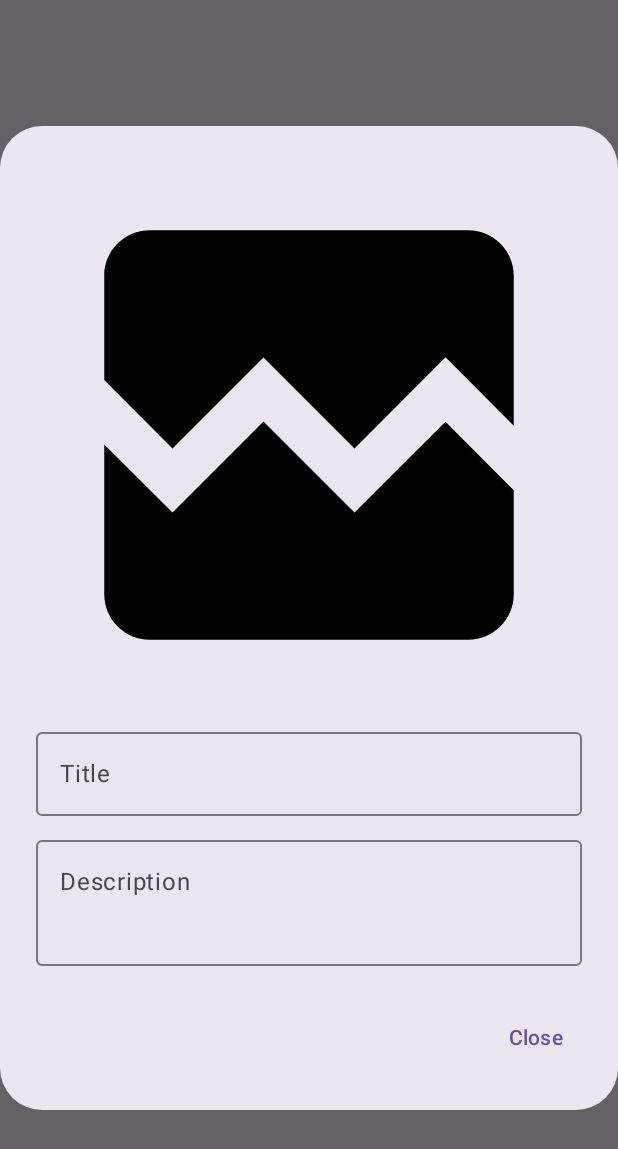
After one commit to mumtazfayyadh/iFormula, an Android app built with Jetpack Compose: the composable DetailDialog called with empty values, on a phone screen of 412 x 824 dp. The commit adds this screen. Shown: the top 1149 px of the screen. Run offline under Robolectric (Android 15) with nearby library versions, the phone set to English and light mode, and no system bars; pictures from the network do not load.

Commit message:
Detail feature

```diff
--- a/app/src/main/java/com/mumtazfayyadh0102/iformula/network/GalleryApiService.kt
+++ b/app/src/main/java/com/mumtazfayyadh0102/iformula/network/GalleryApiService.kt
@@ -62,10 +62,6 @@ object GalleryApi {
     val service: GalleryApiService by lazy {
         retrofit.create(GalleryApiService::class.java)
     }
-
-    fun getGalleryUrl(fullUrl: String): String {
-        return fullUrl
-    }
 }
 
 enum class ApiStatus { LOADING, SUCCESS, FAILED }
--- /dev/null
+++ b/app/src/main/java/com/mumtazfayyadh0102/iformula/ui/screen/DetailDialog.kt
@@ -0,0 +1,68 @@
+package com.mumtazfayyadh0102.iformula.ui.screen
+
+import androidx.compose.foundation.layout.Column
+import androidx.compose.foundation.layout.aspectRatio
+import androidx.compose.foundation.layout.fillMaxWidth
+import androidx.compose.foundation.layout.height
+import androidx.compose.foundation.layout.padding
+import androidx.compose.material3.AlertDialog
+import androidx.compose.material3.OutlinedTextField
+import androidx.compose.material3.Text
+import androidx.compose.material3.TextButton
+import androidx.compose.runtime.Composable
+import androidx.compose.ui.Modifier
+import androidx.compose.ui.layout.ContentScale
+import androidx.compose.ui.res.painterResource
+import androidx.compose.ui.res.stringResource
+import androidx.compose.ui.unit.dp
+import coil.compose.AsyncImage
+import com.mumtazfayyadh0102.iformula.R
+
+@Composable
+fun DetailDialog(
+    imageUrl: String,
+    title: String,
+    description: String,
+    onDismissRequest: () -> Unit
+) {
+    AlertDialog(
+        onDismissRequest = onDismissRequest,
+        title = null,
+        text = {
+            Column(modifier = Modifier.fillMaxWidth()) {
+                AsyncImage(
+                    model = imageUrl,
+                    contentDescription = "Detail",
+                    contentScale = ContentScale.Crop,
+                    placeholder = painterResource(id = R.drawable.loading_img),
+                    error = painterResource(id = R.drawable.baseline_broken_image_24),
+                    modifier = Modifier
+                        .fillMaxWidth()
+                        .aspectRatio(1f)
+                )
+
+                OutlinedTextField(
+                    value = title,
+                    onValueChange = {},
+                    label = { Text(stringResource(R.string.title)) },
+                    readOnly = true,
+                    modifier = Modifier.fillMaxWidth().padding(top = 8.dp)
+                )
+
+                OutlinedTextField(
+                    value = description,
+                    onValueChange = {},
+                    label = { Text(stringResource(R.string.description)) },
+                    readOnly = true,
+                    modifier = Modifier.fillMaxWidth().height(100.dp).padding(top = 8.dp)
+                )
+            }
+        },
+        confirmButton = {
+            TextButton(onClick = onDismissRequest) {
+                Text(stringResource(R.string.close))
+            }
+        },
+        dismissButton = {}
+    )
+}
```
Also changed, not shown: app/src/main/java/com/mumtazfayyadh0102/iformula/ui/screen/GalleryScreen.kt (+26 -6 lines), app/src/main/java/com/mumtazfayyadh0102/iformula/viewmodel/GalleryViewModel.kt (+12 -24 lines).
